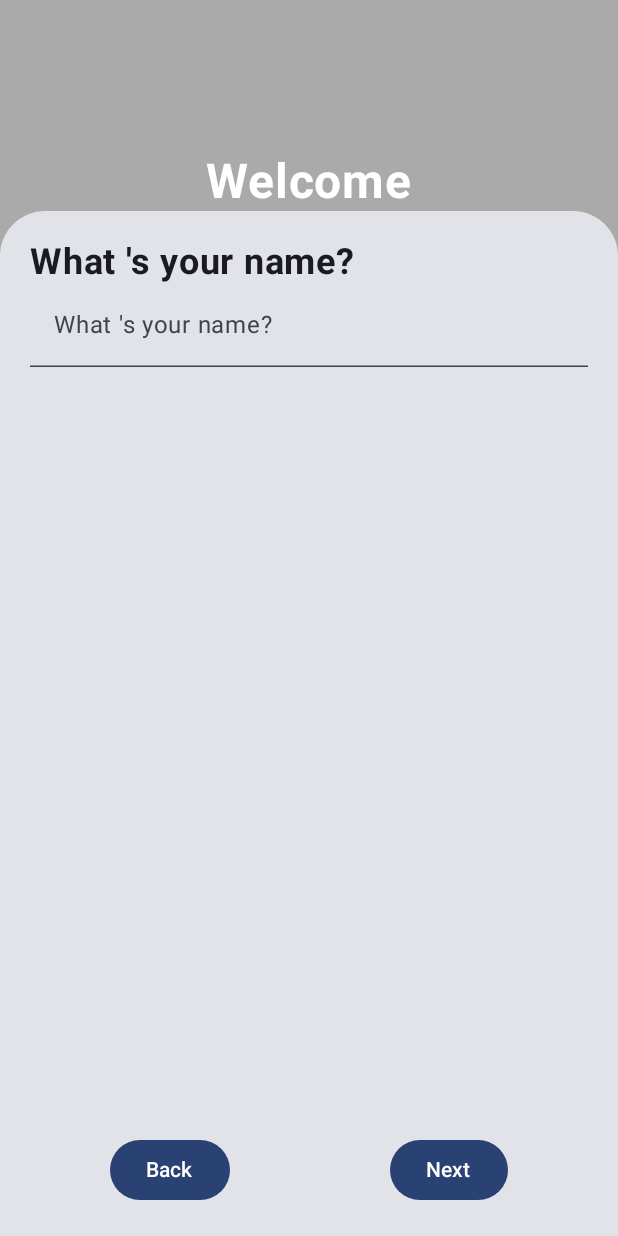
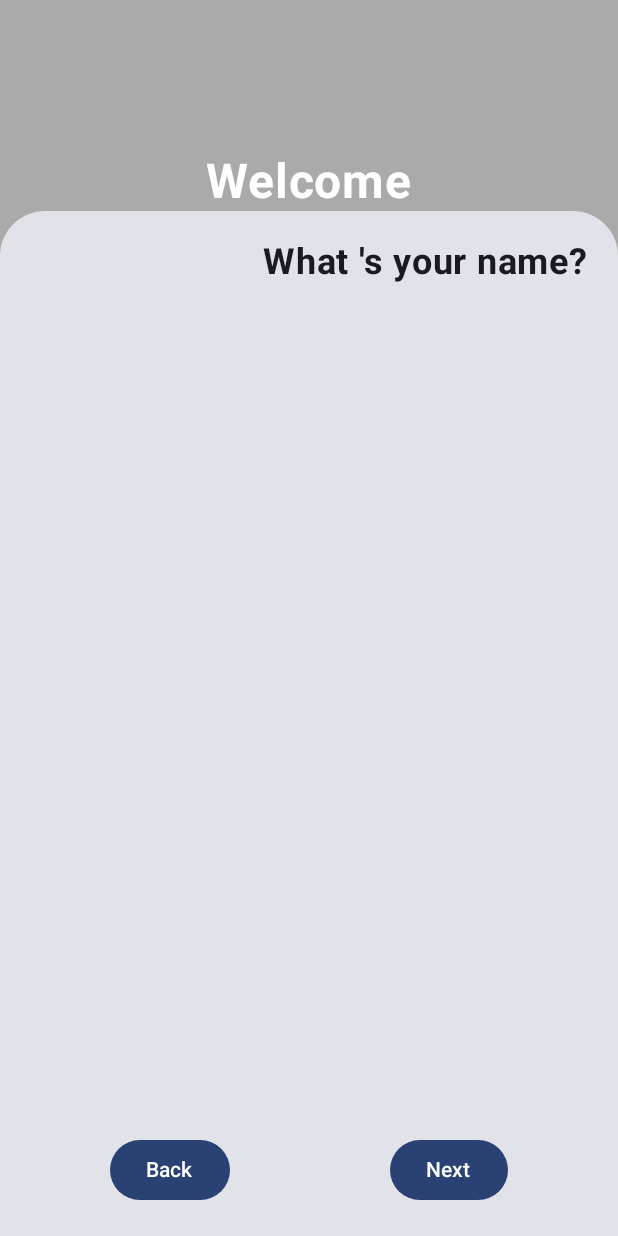
Before and after one commit to allangnutzmans/voluntariar, an Android app built with Jetpack Compose: the screen it shows after launch (MainActivity), on a phone screen of 412 x 824 dp. Run offline under Robolectric (Android 15) with nearby library versions, the phone set to English and light mode, and no system bars; our stand-ins replace Firebase (no records; nobody signed in at launch, a user with empty details on screens opened directly).

Commit message:
kick start auth and activities

```diff
--- a/app/build.gradle.kts
+++ b/app/build.gradle.kts
@@ -65,6 +65,8 @@ dependencies {
     implementation(libs.play.services.maps)
     implementation(libs.androidx.appcompat)
     implementation(libs.androidx.constraintlayout)
+    implementation(libs.firebase.auth.ktx)
+    implementation(libs.firebase.auth.common)
     testImplementation(libs.junit)
     androidTestImplementation(libs.androidx.junit)
     androidTestImplementation(libs.androidx.espresso.core)
--- a/app/src/main/AndroidManifest.xml
+++ b/app/src/main/AndroidManifest.xml
@@ -11,12 +11,12 @@
         android:roundIcon="@mipmap/ic_launcher_round"
         android:supportsRtl="true"
         android:theme="@style/Theme.Voluntariar"
-        tools:targetApi="31">
-<!--        <activity
+        >
+        <activity
             android:name="com.google.android.gms.auth.api.signin.internal.SignInHubActivity"
             android:theme="@android:style/Theme.Translucent.NoTitleBar"
             android:excludeFromRecents="true"
-            android:exported="false" />-->
+            android:exported="false" />
         <activity
             android:name=".MainActivity"
             android:exported="true"
--- a/app/src/main/java/com/ongs/voluntariar/MainActivity.kt
+++ b/app/src/main/java/com/ongs/voluntariar/MainActivity.kt
@@ -1,5 +1,6 @@
 package com.ongs.voluntariar
 
+//Auth
 import android.os.Bundle
 import androidx.activity.ComponentActivity
 import androidx.activity.compose.setContent
@@ -7,13 +8,18 @@ import androidx.activity.enableEdgeToEdge
 import androidx.navigation.compose.NavHost
 import androidx.navigation.compose.composable
 import androidx.navigation.compose.rememberNavController
+import com.google.firebase.auth.FirebaseAuth
 import com.ongs.voluntariar.screens.BmiScreen
 import com.ongs.voluntariar.screens.HomeScreen
+import com.ongs.voluntariar.screens.SignInActivity
 import com.ongs.voluntariar.ui.theme.VoluntariarTheme
 
 class MainActivity : ComponentActivity() {
+    private lateinit var auth: FirebaseAuth
+
     override fun onCreate(savedInstanceState: Bundle?) {
         super.onCreate(savedInstanceState)
+        auth = FirebaseAuth.getInstance()
 
         enableEdgeToEdge()
         setContent {
@@ -21,8 +27,9 @@ class MainActivity : ComponentActivity() {
                 val navController = rememberNavController()
                 NavHost(
                     navController = navController,
-                    startDestination = "home",
+                    startDestination = "singin",
                 ) {
+                    composable(route = "singin") { SignInActivity(navController) }
                     composable(route = "home") { HomeScreen(navController) }
                     composable(route = "bmi") { BmiScreen() }
                 }
--- /dev/null
+++ b/app/src/main/java/com/ongs/voluntariar/screens/SignInActivity.kt
@@ -0,0 +1,110 @@
+package com.ongs.voluntariar.screens
+
+import androidx.compose.foundation.background
+import androidx.compose.foundation.layout.Arrangement
+import androidx.compose.foundation.layout.Box
+import androidx.compose.foundation.layout.Column
+import androidx.compose.foundation.layout.Row
+import androidx.compose.foundation.layout.fillMaxSize
+import androidx.compose.foundation.layout.fillMaxWidth
+import androidx.compose.foundation.layout.height
+import androidx.compose.foundation.layout.padding
+import androidx.compose.foundation.shape.RoundedCornerShape
+import androidx.compose.material3.Button
+import androidx.compose.material3.Card
+import androidx.compose.material3.Text
+import androidx.compose.runtime.Composable
+import androidx.compose.ui.Alignment
+import androidx.compose.ui.Modifier
+import androidx.compose.ui.graphics.Color
+import androidx.compose.ui.res.stringResource
+import androidx.compose.ui.text.font.FontWeight
+import androidx.compose.ui.tooling.preview.Preview
+import androidx.compose.ui.unit.dp
+import androidx.compose.ui.unit.sp
+import androidx.navigation.NavController
+import com.ongs.voluntariar.R
+
+@Composable
+fun SignInActivity(navController: NavController?){
+    Box(
+        modifier = Modifier
+            .background(color = Color(0xffaaaaaa))
+            .fillMaxSize(),
+        contentAlignment = Alignment.Center
+    ) {
+        Column(
+            modifier = Modifier
+                .fillMaxSize(),
+            verticalArrangement = Arrangement.SpaceBetween,
+            horizontalAlignment = Alignment.CenterHorizontally
+        ) {
+            Box(
+                modifier = Modifier
+                    .background(color = Color(0xffaaaaaa))
+                    .padding(top = 100.dp, bottom = 2 .dp)
+
+            )
+            Text(
+                text = stringResource(R.string.welcome),
+                fontSize = 32.sp,
+                color = Color.White,
+                fontWeight = FontWeight.Bold
+            )
+            Card (
+                modifier = Modifier
+                    .fillMaxSize()
+                    .height(500.dp),
+                shape = RoundedCornerShape(
+                    topStart = 30.dp,
+                    topEnd = 30.dp,
+                )
+            ) {
+                Column (
+                    Modifier
+                        .fillMaxSize()
+                        .padding(20.dp),
+                    verticalArrangement = Arrangement.SpaceBetween,
+                    horizontalAlignment = Alignment.End,
+                ){
+                    Column {
+                        Modifier.
+                        fillMaxWidth()
+                        Text(
+                            text = stringResource(R.string.your_name),
+                            fontSize = 24.sp,
+                            fontWeight = FontWeight.Bold
+                        )
+                    }
+                    Row (
+                        modifier = Modifier
+                            .fillMaxWidth(),
+                        horizontalArrangement = Arrangement.SpaceAround
+                    ){
+                        Button(onClick = { /*TODO*/ }) {
+                            Text(text = "Back")
+                        }
+                        Button(onClick = {
+                            navController!!.navigate("bmi")
+                        }) {
+                            Text(text = stringResource(R.string.next),)
+                        }
+                    }
+
+                }
+            }
+            /*Button(onClick = {}) {
+                Text(
+                    text = "Clique aqui",
+                    fontSize = 32.sp
+                )
+            }*/
+        }
+    }
+}
+
+@Preview(showSystemUi = true)
+@Composable
+private fun SignInActivityPreview(){
+    SignInActivity(null)
+}
--- a/gradle/libs.versions.toml
+++ b/gradle/libs.versions.toml
@@ -14,6 +14,8 @@ googleAndroidLibrariesMapsplatformSecretsGradlePlugin = "2.0.1"
 playServicesMaps = "18.1.0"
 appcompat = "1.7.0"
 constraintlayout = "2.1.4"
+firebaseAuthKtx = "23.2.0"
+firebaseAuthCommon = "9.8.0"
 
 [libraries]
 androidx-core-ktx = { group = "androidx.core", name = "core-ktx", version.ref = "coreKtx" }
@@ -36,6 +38,8 @@ androidx-material3 = { group = "androidx.compose.material3", name = "material3"
 play-services-maps = { group = "com.google.android.gms", name = "play-services-maps", version.ref = "playServicesMaps" }
 androidx-appcompat = { group = "androidx.appcompat", name = "appcompat", version.ref = "appcompat" }
 androidx-constraintlayout = { group = "androidx.constraintlayout", name = "constraintlayout", version.ref = "constraintlayout" }
+firebase-auth-ktx = { group = "com.google.firebase", name = "firebase-auth-ktx", version.ref = "firebaseAuthKtx" }
+firebase-auth-common = { group = "com.google.firebase", name = "firebase-auth-common", version.ref = "firebaseAuthCommon" }
 
 [plugins]
 android-application = { id = "com.android.application", version.ref = "agp" }
```
